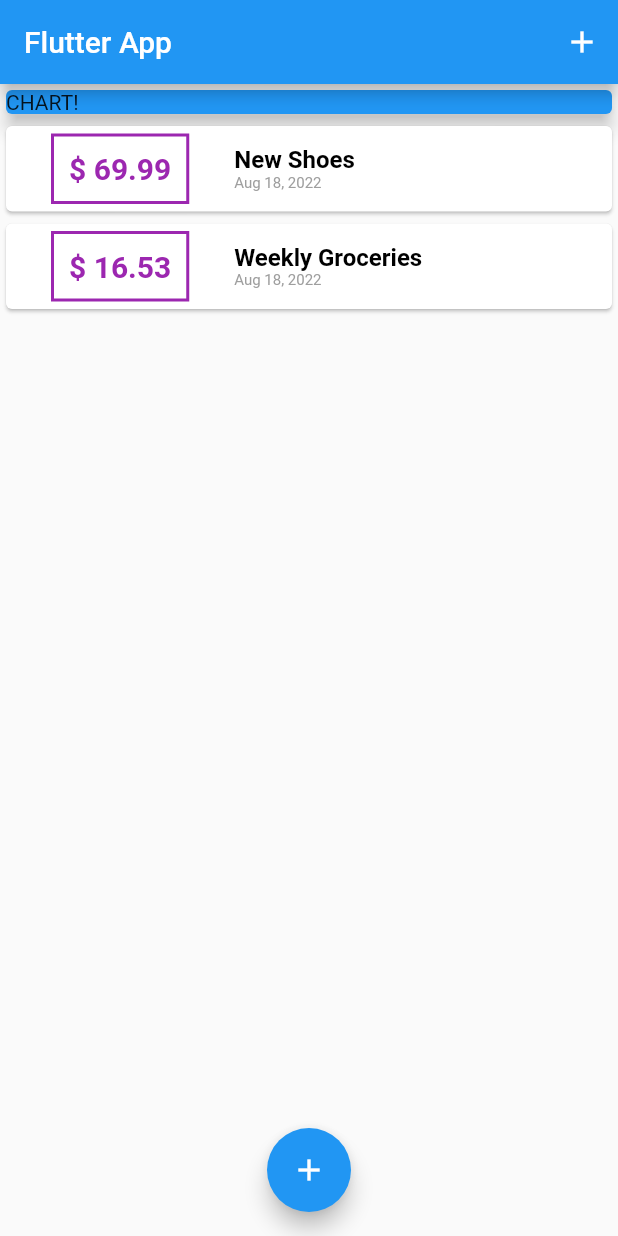
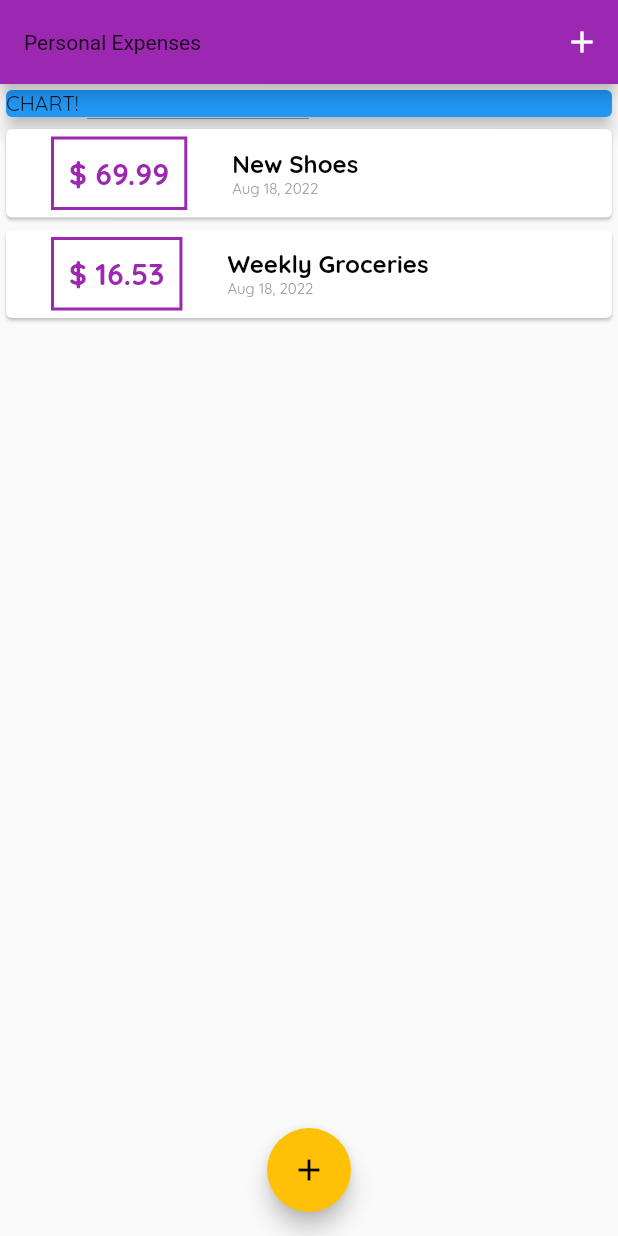
Before and after one commit to deus778/personal-expenses-app-flutter, a Flutter app: the screen it shows after launch, on a phone screen of 412 x 824 dp. Run offline on Flutter 3.47's test engine with Material 2 defaults, Android fonts, the light colour scheme and no system bars.

Commit message:
use different fonts and themes

```diff
--- a/lib/main.dart
+++ b/lib/main.dart
@@ -10,7 +10,16 @@
   @override
   Widget build(BuildContext context) {
     return MaterialApp(
-      title: 'Flutter App',
+      title: 'Personal Expenses',
+      theme: ThemeData(
+          primarySwatch: Colors.purple,
+          accentColor: Colors.amber,
+          fontFamily: 'QuickSand',
+          appBarTheme: AppBarTheme(
+            textTheme: ThemeData.light()
+                .textTheme
+                .copyWith(titleMedium: TextStyle(fontFamily: 'OpenSans')),
+          )),
       home: MyHomePage(),
     );
   }
@@ -63,7 +72,7 @@
   Widget build(BuildContext context) {
     return Scaffold(
       appBar: AppBar(
-        title: Text('Flutter App'),
+        title: Text('Personal Expenses'),
         actions: [IconButton(onPressed: () => {}, icon: Icon(Icons.add))],
       ),
       body: SingleChildScrollView(
--- a/lib/widgets/transaction_list.dart
+++ b/lib/widgets/transaction_list.dart
@@ -22,10 +22,11 @@
                   style: TextStyle(
                       fontWeight: FontWeight.bold,
                       fontSize: 20,
-                      color: Colors.purple),
+                      color: Theme.of(context).primaryColor),
                 ),
                 decoration: BoxDecoration(
-                  border: Border.all(color: Colors.purple, width: 2),
+                  border: Border.all(
+                      color: Theme.of(context).primaryColor, width: 2),
                 ),
                 padding: EdgeInsets.all(10),
               ),
```
Also changed, not shown: lib/widgets/new_transactions.dart (+10 -2 lines), pubspec.yaml (+11 -11 lines), assets/fonts/OpenSans-Bold.ttf (added), assets/fonts/OpenSans-Regular.ttf (added), assets/fonts/Quicksand-Bold.ttf (added), assets/fonts/Quicksand-Light.ttf (added), assets/fonts/Quicksand-Medium.ttf (added), assets/fonts/Quicksand-Regular.ttf (added).
